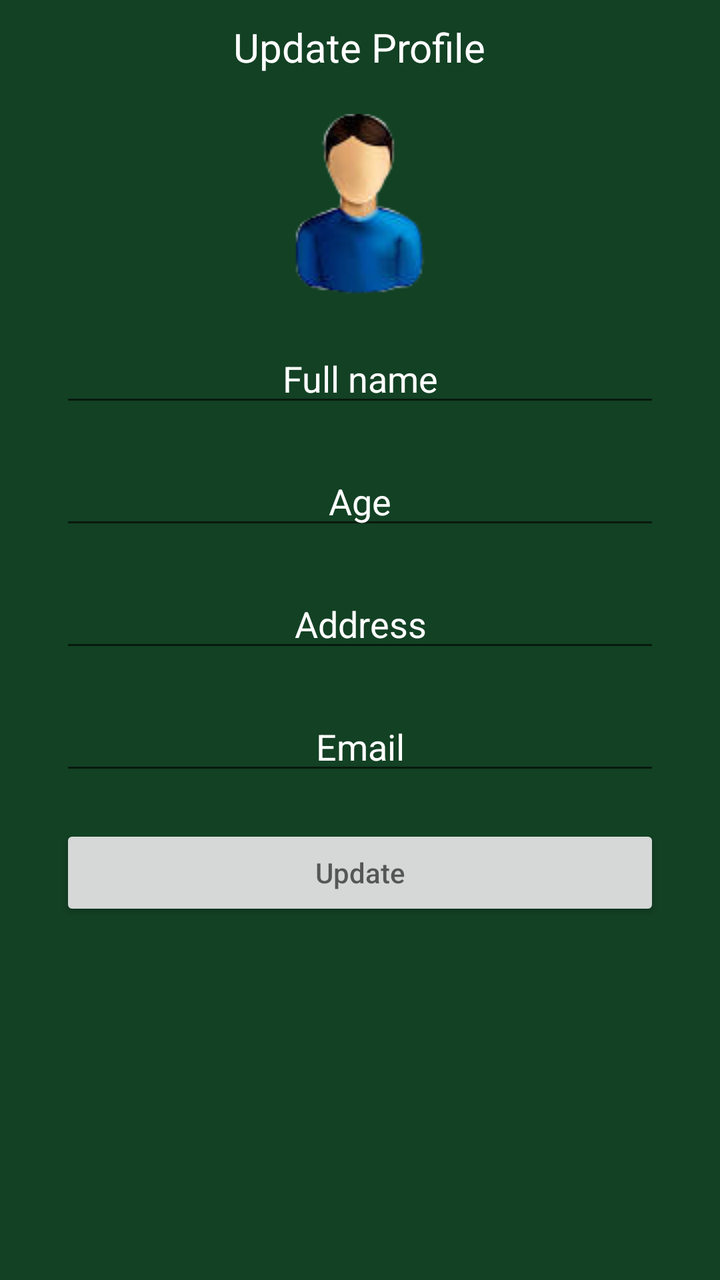
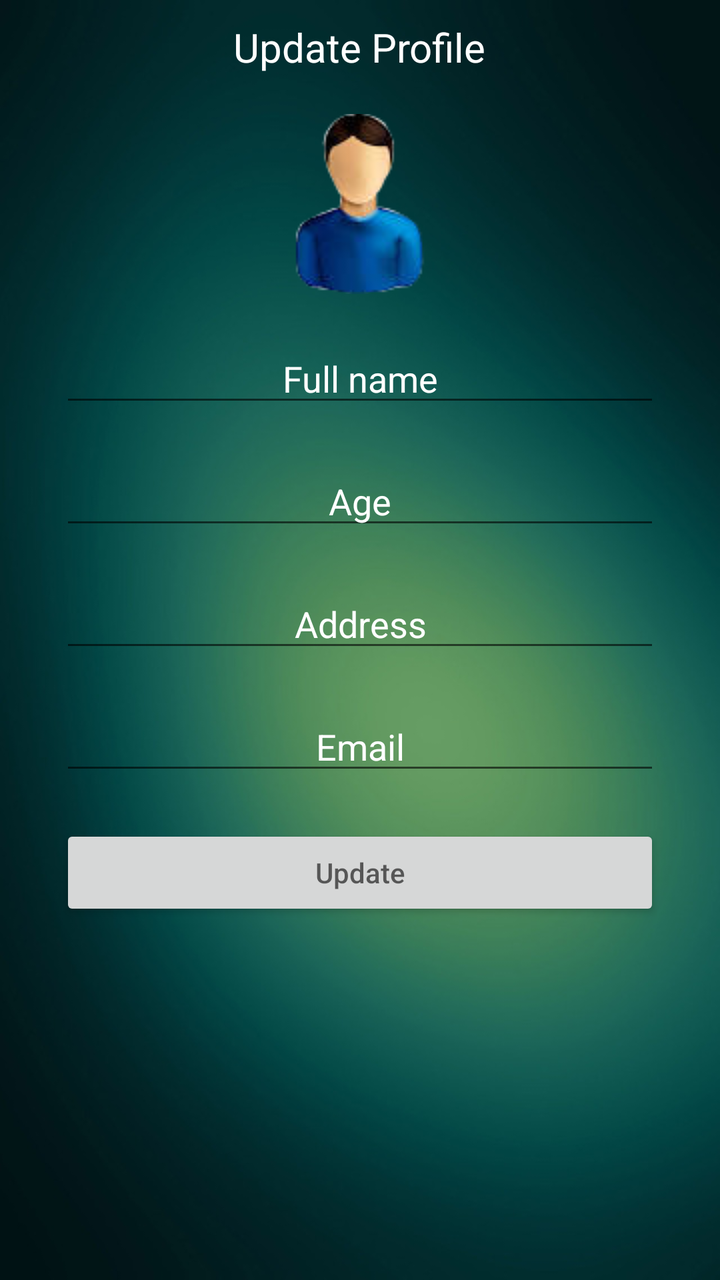

Two renders of the same Android screen: before a commit and after it. Below are the layout's source before the change and the commit's diff.
<!-- AndroidManifest.xml: application theme AppTheme -->
<!-- res/layout/updateprofile.xml -->
<?xml version="1.0" encoding="utf-8"?>
<LinearLayout xmlns:android="http://schemas.android.com/apk/res/android"
    android:orientation="vertical" android:layout_width="match_parent"
    android:layout_height="match_parent"
    android:background="@drawable/background">

    <TextView
        android:layout_height="wrap_content"
        android:layout_width="wrap_content"
        android:layout_gravity="center_horizontal"
        android:text="Update Profile"
        android:textColor="#FFFFFF"
        android:textSize="20dp"
        android:layout_marginTop="10dp"
        />

    <Space
        android:layout_width="wrap_content"
        android:layout_height="20dp" />
    <ImageView
        android:layout_width="wrap_content"
        android:layout_height="wrap_content"
        android:layout_gravity="center_horizontal"
        android:src="@drawable/user"/>

    <Space
        android:layout_width="wrap_content"
        android:layout_height="20dp" />

    <EditText
        android:layout_width="300dp"
        android:layout_height="wrap_content"
        android:layout_gravity="center_horizontal"
        android:id="@+id/fullname"
        android:textColorHint="#FFFFFF"
        android:textAlignment="center"
        android:hint="Full name"/>

    <Space
        android:layout_width="wrap_content"
        android:layout_height="20dp" />

    <EditText
        android:layout_width="300dp"
        android:layout_height="wrap_content"
        android:layout_gravity="center_horizontal"
        android:id="@+id/age"
        android:textColorHint="#FFFFFF"
        android:textAlignment="center"
        android:hint="Age"/>

    <Space
        android:layout_width="wrap_content"
        android:layout_height="20dp" />

    <EditText
        android:layout_width="300dp"
        android:layout_height="wrap_content"
        android:layout_gravity="center_horizontal"
        android:id="@+id/address"
        android:textColorHint="#FFFFFF"
        android:textAlignment="center"
        android:hint="Address"/>

    <Space
        android:layout_width="wrap_content"
        android:layout_height="20dp" />

    <EditText
        android:layout_width="300dp"
        android:layout_height="wrap_content"
        android:layout_gravity="center_horizontal"
        android:id="@+id/email"
        android:textColorHint="#FFFFFF"
        android:textAlignment="center"
        android:hint="Email"/>

    <Space
        android:layout_width="wrap_content"
        android:layout_height="20dp" />

    <Button
        android:layout_width="300dp"
        android:layout_height="wrap_content"
        android:layout_gravity="center_horizontal"
        android:id="@+id/btnUpdate"
        android:hint="Update"/>

</LinearLayout>
<!-- resources referenced by this layout -->
<resources>
  <!-- drawable background: jpg bitmap (drawable, 42034 bytes) -->
  <!-- drawable user: png bitmap (drawable, 10281 bytes) -->
  <style name="AppTheme" parent="Theme.AppCompat.Light.DarkActionBar">
          
          <item name="colorPrimary">@color/colorPrimary</item>
          <item name="colorPrimaryDark">@color/colorPrimaryDark</item>
          <item name="colorAccent">@color/colorAccent</item>
      </style>
  <color name="colorPrimary">#3F51B5</color>
  <color name="colorPrimaryDark">#303F9F</color>
  <color name="colorAccent">#FF4081</color>
</resources>

<!-- the commit's change to res/layout/updateprofile.xml (unified diff, before → after) -->
@@ -2,7 +2,7 @@
 <LinearLayout xmlns:android="http://schemas.android.com/apk/res/android"
     android:orientation="vertical" android:layout_width="match_parent"
     android:layout_height="match_parent"
-    android:background="@drawable/background">
+    android:background="@drawable/background1">
 
     <TextView
         android:layout_height="wrap_content"
<!-- resource entries referenced after the edit -->
@@ -1,6 +1,6 @@
 <!-- resources referenced by this layout -->
 <resources>
-  <!-- drawable background: jpg bitmap (drawable, 42034 bytes) -->
+  <!-- drawable background1: jpg bitmap (drawable, 42034 bytes) -->
   <!-- drawable user: png bitmap (drawable, 10281 bytes) -->
   <style name="AppTheme" parent="Theme.AppCompat.Light.DarkActionBar">
           
